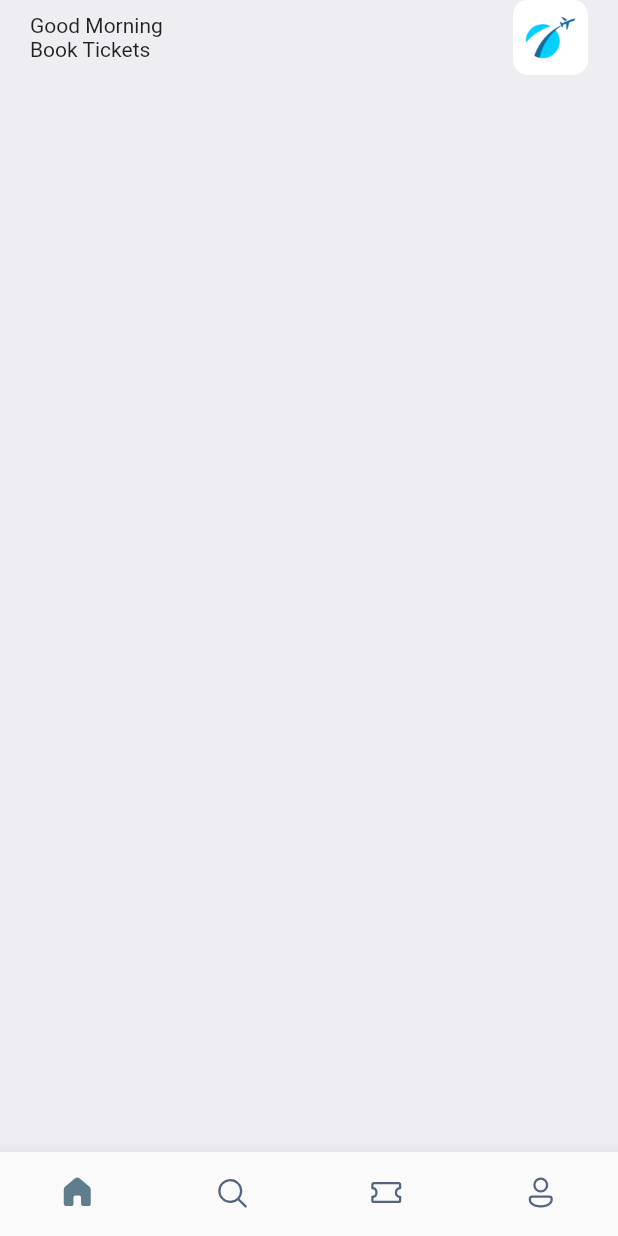
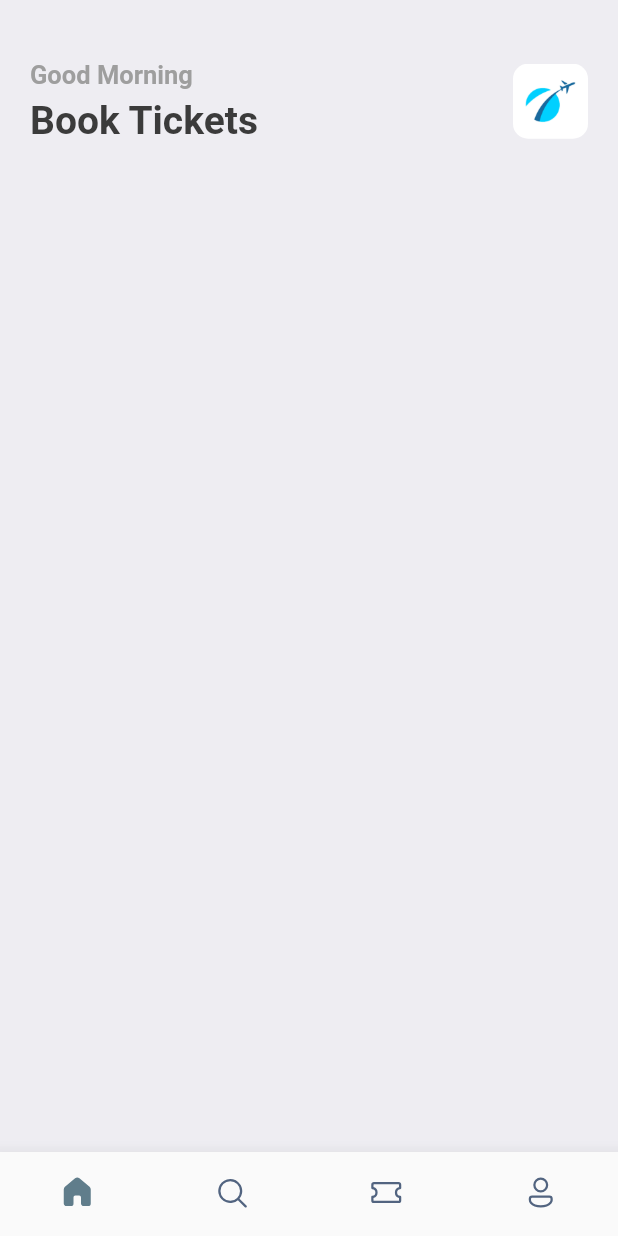
Before and after one commit to gnulitskaya/tickets-booking--app, a Flutter app: the screen it shows after launch, on a phone screen of 412 x 824 dp. Run offline on Flutter 3.47's test engine with Material 2 defaults, Android fonts, the phone set to English and light mode, and no system bars; our stand-ins replace fluentui_icons, gap.

Commit message:
add styles for header

```diff
--- a/lib/main.dart
+++ b/lib/main.dart
@@ -1,4 +1,5 @@
 import 'package:booktickets/screens/bottom_bar.dart';
+import 'package:booktickets/utils/app_styles.dart';
 import 'package:flutter/material.dart';
 
 void main() {
@@ -24,8 +25,7 @@ class MyApp extends StatelessWidget {
           // or simply save your changes to "hot reload" in a Flutter IDE).
           // Notice that the counter didn't reset back to zero; the application
           // is not restarted.
-        primarySwatch: Colors.blue,
-      ),
+          primaryColor: primary),
       home: const BottomBar(),
     );
   }
--- a/lib/screens/home_screen.dart
+++ b/lib/screens/home_screen.dart
@@ -2,6 +2,9 @@ import 'package:flutter/cupertino.dart';
 import 'package:flutter/material.dart';
 import 'package:flutter/src/widgets/container.dart';
 import 'package:flutter/src/widgets/framework.dart';
+import 'package:gap/gap.dart';
+
+import '../utils/app_styles.dart';
 
 class HomeScreen extends StatelessWidget {
   const HomeScreen({super.key});
@@ -9,21 +12,26 @@ class HomeScreen extends StatelessWidget {
   @override
   Widget build(BuildContext context) {
     return Scaffold(
-      backgroundColor: Color(0xFFeeedf2),
+      backgroundColor: Styles.bgColor,
       body: ListView(
         children: [
           Container(
             padding: const EdgeInsets.symmetric(horizontal: 20),
             child: Column(
               children: [
+                const Gap(40),
                 Row(
                   mainAxisAlignment: MainAxisAlignment.spaceBetween,
                   children: [
                     Column(
                       crossAxisAlignment: CrossAxisAlignment.start,
-                      children: const [
-                        Text('Good Morning'),
-                        Text('Book Tickets'),
+                      children: [
+                        Text('Good Morning', style: Styles.headLineStyle3),
+                        const Gap(5),
+                        Text(
+                          'Book Tickets',
+                          style: Styles.headLineStyle1,
+                        ),
                       ],
                     ),
                     Container(
--- a/lib/utils/app_styles.dart
+++ b/lib/utils/app_styles.dart
@@ -1,12 +1,22 @@
 import 'package:flutter/animation.dart';
 import 'package:flutter/cupertino.dart';
+import 'package:flutter/material.dart';
 
 Color primary = const Color(0xFF687daf);
 
-const Styles {
+class Styles {
   static Color primaryColor = primary;
   static Color textColor = const Color(0xFF3b3b3b);
   static Color bgColor = const Color(0xFFeeedf2);
   static Color orangeColor = const Color(0xFF526799);
-  static TextStyle textStyle = TextStyle(fontSize: 16, color: textColor, fontWeight: FontWeight.w500);
+  static TextStyle textStyle =
+      TextStyle(fontSize: 16, color: textColor, fontWeight: FontWeight.w500);
+  static TextStyle headLineStyle1 =
+      TextStyle(fontSize: 26, color: textColor, fontWeight: FontWeight.bold);
+  static TextStyle headLineStyle2 =
+      TextStyle(fontSize: 21, color: textColor, fontWeight: FontWeight.bold);
+  static TextStyle headLineStyle3 = TextStyle(
+      fontSize: 17, color: Colors.grey.shade500, fontWeight: FontWeight.bold);
+  static TextStyle headLineStyle4 = TextStyle(
+      fontSize: 14, color: Colors.grey.shade500, fontWeight: FontWeight.bold);
 }
--- a/pubspec.yaml
+++ b/pubspec.yaml
@@ -32,6 +32,7 @@ dependencies:
   flutter:
     sdk: flutter
   fluentui_icons: ^1.0.0
+  gap: ^2.0.0
 
 
   # The following adds the Cupertino Icons font to your application.
```
Also changed, not shown: pubspec.lock. Lines whose indentation alone changed are shown as unchanged.
